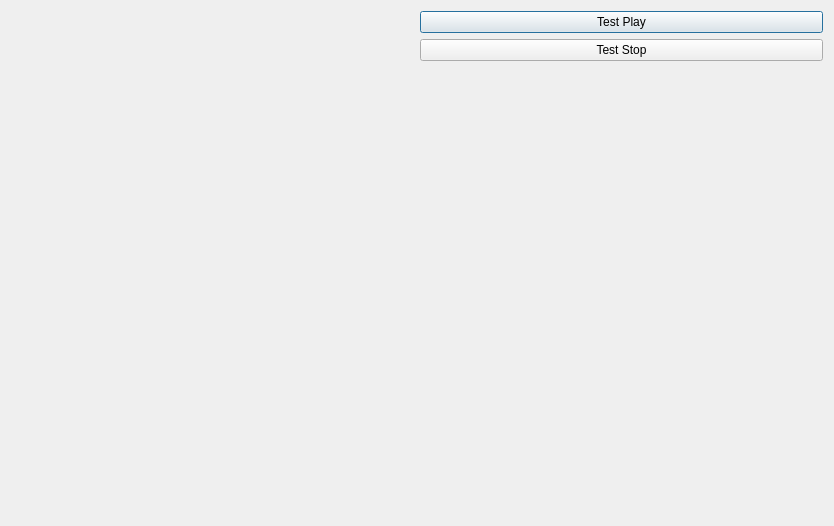
ThKattanek/emu64, file tape_window.ui: the form before one commit.
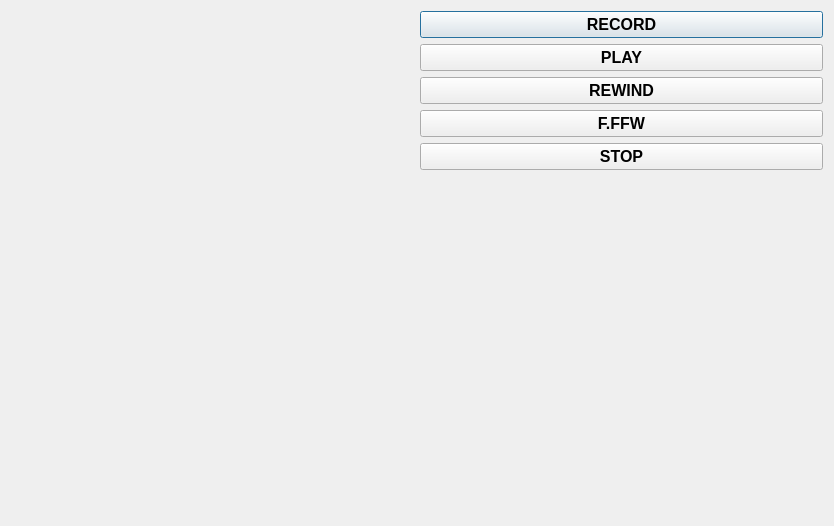
The form after the commit. Custom widgets are drawn as their Qt base class.

Commit message: [ticket#45] Laden funktioniert schonmal im ersten Test.

What changed in the file:
```diff
--- a/tape_window.ui
+++ b/tape_window.ui
@@ -20,16 +20,87 @@
    <item>
     <layout class="QVBoxLayout" name="verticalLayout">
      <item>
-      <widget class="QPushButton" name="pushButton_2">
+      <widget class="QPushButton" name="Rec">
+       <property name="font">
+        <font>
+         <pointsize>12</pointsize>
+         <weight>75</weight>
+         <bold>true</bold>
+        </font>
+       </property>
        <property name="text">
-        <string>Test Play</string>
+        <string>RECORD</string>
        </property>
+       <property name="checkable">
+        <bool>true</bool>
+       </property>
       </widget>
      </item>
      <item>
-      <widget class="QPushButton" name="pushButton_3">
+      <widget class="QPushButton" name="Play">
+       <property name="font">
+        <font>
+         <pointsize>12</pointsize>
+         <weight>75</weight>
+         <bold>true</bold>
+        </font>
+       </property>
        <property name="text">
-        <string>Test Stop</string>
+        <string>PLAY</string>
+       </property>
+       <property name="checkable">
+        <bool>true</bool>
+       </property>
+      </widget>
+     </item>
+     <item>
+      <widget class="QPushButton" name="Rew">
+       <property name="font">
+        <font>
+         <pointsize>12</pointsize>
+         <weight>75</weight>
+         <bold>true</bold>
+        </font>
+       </property>
+       <property name="text">
+        <string>REWIND</string>
+       </property>
+       <property name="checkable">
+        <bool>true</bool>
+       </property>
+      </widget>
+     </item>
+     <item>
+      <widget class="QPushButton" name="FFw">
+       <property name="font">
+        <font>
+         <pointsize>12</pointsize>
+         <weight>75</weight>
+         <bold>true</bold>
+        </font>
+       </property>
+       <property name="text">
+        <string>F.FFW</string>
+       </property>
+       <property name="checkable">
+        <bool>true</bool>
+       </property>
+      </widget>
+     </item>
+     <item>
+      <widget class="QPushButton" name="Stop">
+       <property name="font">
+        <font>
+         <pointsize>12</pointsize>
+         <weight>75</weight>
+         <bold>true</bold>
+        </font>
+       </property>
+       <property name="text">
+        <string>STOP</string>
+       </property>
+       <property name="checkable">
+        <bool>true</bool>
        </property>
       </widget>
      </item>
```
The commit also changes 6 other files.
